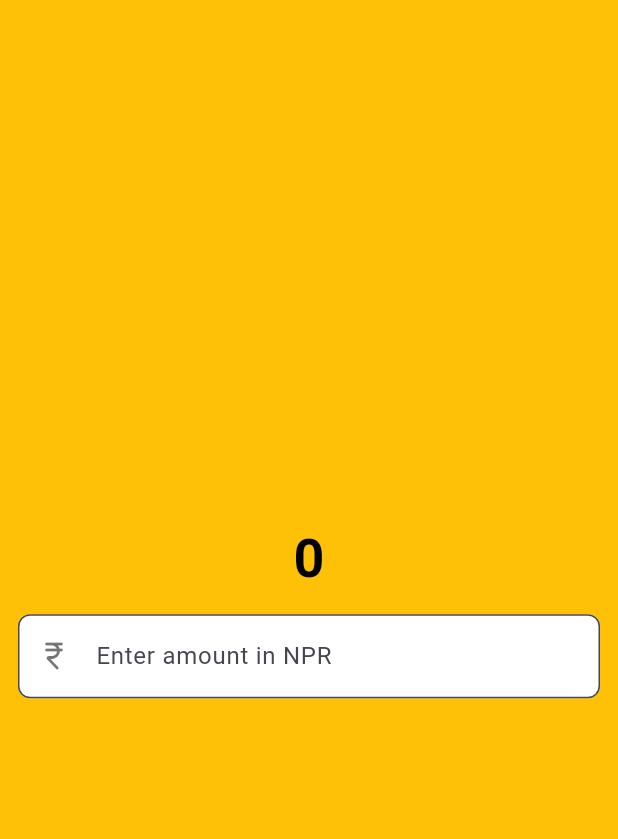
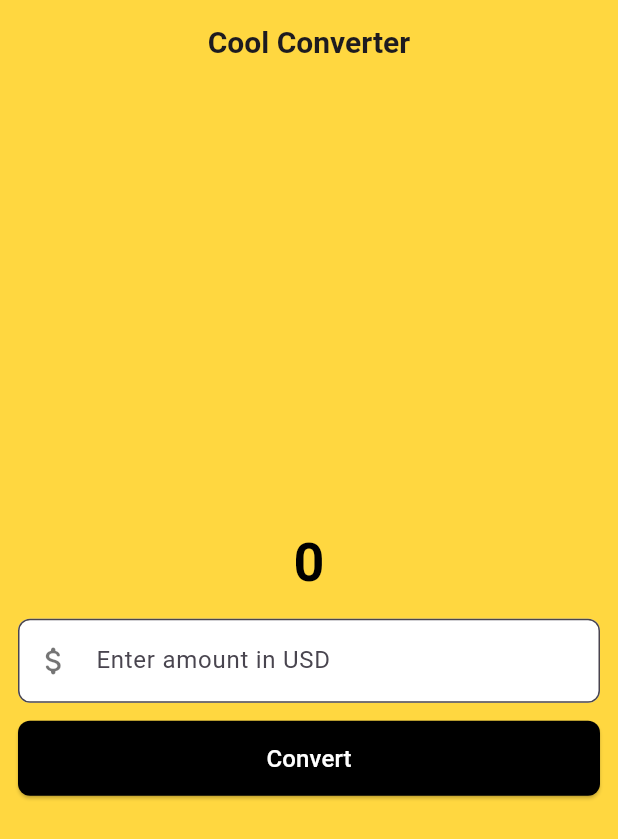
Before and after one commit to iamneek/flutter-currency-converter, a Flutter app: the screen it shows after launch, on a phone screen of 412 x 824 dp. Shown: the top 839 px of the screen. Run offline on Flutter 3.47's test engine with Material 3 defaults, Android fonts, the phone set to English and light mode, and no system bars.

Commit message:
Added Button for converting currency + bit of ui tweaks

```diff
--- a/lib/currency_converter_material_page.dart
+++ b/lib/currency_converter_material_page.dart
@@ -6,7 +6,17 @@ class CurrencyConverterMaterialPage extends StatelessWidget {
   @override
   Widget build(BuildContext context) {
     return Scaffold(
-      backgroundColor: Colors.amber,
+      appBar: AppBar(
+        backgroundColor: Colors.amberAccent,
+        elevation: 0,
+        title: Text(
+          "Cool Converter",
+          style: TextStyle(fontWeight: FontWeight.w600, fontSize: 20),
+        ),
+        centerTitle: true,
+
+      ),
+      backgroundColor: Colors.amberAccent,
       body: Center(
         child: Column(
           mainAxisAlignment: MainAxisAlignment.center,
@@ -19,12 +29,12 @@ class CurrencyConverterMaterialPage extends StatelessWidget {
                 color: Colors.black,
               ),
             ),
-            Container(
+            Padding(
               padding: const EdgeInsets.all(12.0),
               child: TextField(
                 decoration: InputDecoration(
-                  hintText: "Enter amount in NPR",
-                  prefixIcon: Icon(Icons.currency_rupee_rounded, ),
+                  hintText: "Enter amount in USD",
+                  prefixIcon: Icon(Icons.attach_money_rounded),
                   prefixIconColor: Colors.black54,
                   filled: true,
                   fillColor: Colors.white,
@@ -34,11 +44,32 @@ class CurrencyConverterMaterialPage extends StatelessWidget {
                   ),
                 ),
                 keyboardType: const TextInputType.numberWithOptions(
-                  decimal: true
+                  decimal: true,
                 ),
               ),
             ),
-
+            Padding(
+              padding: const EdgeInsets.symmetric(horizontal: 12),
+              child: ElevatedButton(
+                onPressed: () {},
+                style: ButtonStyle(
+                  backgroundColor: WidgetStatePropertyAll(Colors.black),
+                  foregroundColor: WidgetStatePropertyAll(Colors.white),
+                  shape: WidgetStatePropertyAll(
+                    RoundedRectangleBorder(
+                      borderRadius: BorderRadius.all(Radius.circular(8)),
+                    ),
+                  ),
+                  minimumSize: WidgetStatePropertyAll(
+                    Size(double.infinity, 50),
+                  ),
+                ),
+                child: const Text(
+                  "Convert",
+                  style: TextStyle(fontSize: 16, fontWeight: FontWeight.w500),
+                ),
+              ),
+            ),
           ],
         ),
       ),
```
